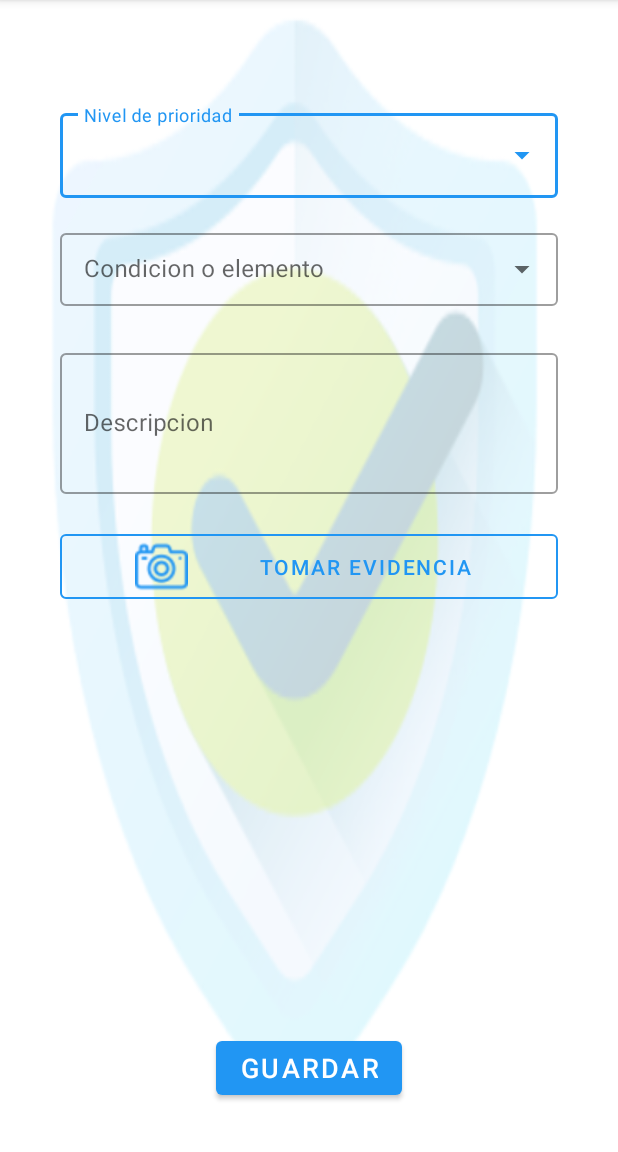
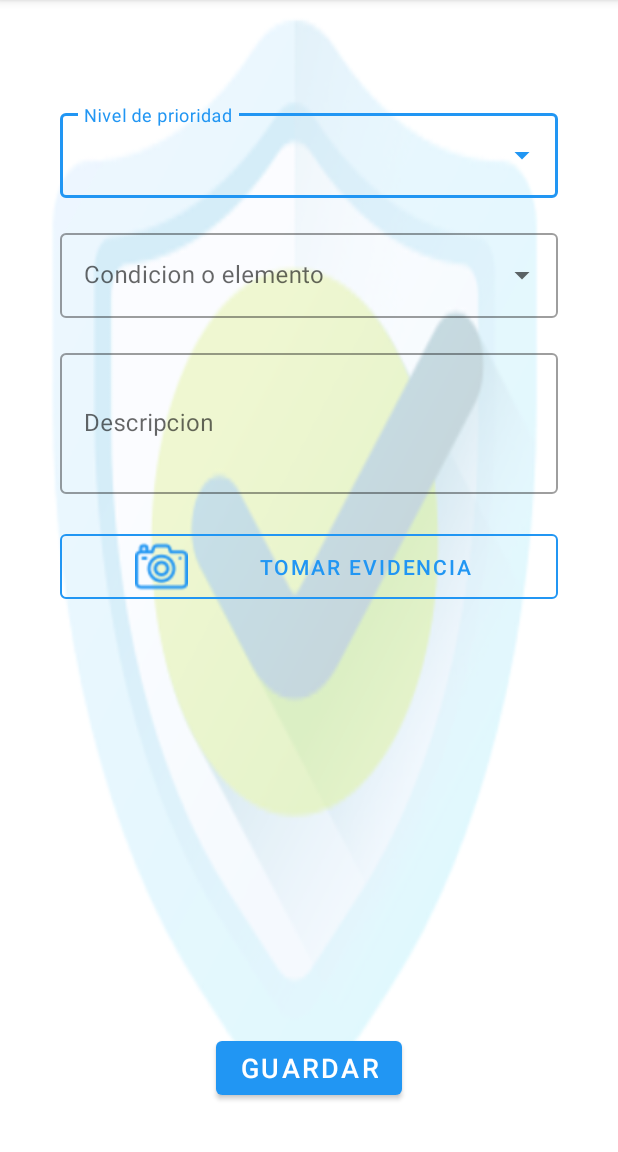
Before and after one commit to diedrych/SECUIRITYOILAPP, an Android app: the newsForm screen opened directly, with no data from a screen before it, on a phone screen of 412 x 824 dp, the part 84-1236 px from its top. Run offline under Robolectric (Android 15) with nearby library versions, the phone set to English and light mode, and no system bars; our stand-ins replace Firebase (no records; nobody signed in at launch, a user with empty details on screens opened directly).

Commit message:
se desarrollo funcionalidad para visualizar la lista desplegable sin generar errores

```diff
--- a/app/build.gradle
+++ b/app/build.gradle
@@ -39,7 +39,8 @@ dependencies {
     implementation 'androidx.appcompat:appcompat:1.2.0'
     //implementation 'com.google.android.material:material:1.2.1'
    implementation 'com.google.android.material:material:1.2.0-alpha03'
-    implementation 'androidx.constraintlayout:constraintlayout:2.0.4'
+    //implementation 'androidx.constraintlayout:constraintlayout:2.0.4'
+    implementation "androidx.constraintlayout:constraintlayout:2.0.2"
     implementation 'androidx.cardview:cardview:1.0.0'
     implementation 'androidx.gridlayout:gridlayout:1.0.0'
     implementation 'com.google.firebase:firebase-firestore:22.0.1'
--- a/app/src/main/java/com/example/myapplication/newsForm.java
+++ b/app/src/main/java/com/example/myapplication/newsForm.java
@@ -3,6 +3,7 @@ package com.example.myapplication;
 import android.Manifest;
 import android.annotation.SuppressLint;
 import android.app.ProgressDialog;
+import android.content.Context;
 import android.content.Intent;
 import android.content.pm.PackageManager;
 import android.net.Uri;
@@ -14,6 +15,8 @@ import android.util.Log;
 import android.view.Menu;
 import android.view.MenuItem;
 import android.view.View;
+import android.view.inputmethod.InputMethodManager;
+import android.widget.AdapterView;
 import android.widget.ArrayAdapter;
 import android.widget.AutoCompleteTextView;
 import android.widget.EditText;
@@ -63,10 +66,10 @@ public class newsForm extends AppCompatActivity {
     private EditText Priority;
     private EditText Description;
     private ImageView img;
-
     private StorageReference mStorage;
     private ProgressDialog mProgress;
     private StorageReference filePath;
+    String dato;
     int flag =0;
 
 
@@ -95,7 +98,7 @@ public class newsForm extends AppCompatActivity {
 
 
         TextView tv1 = (TextView) findViewById(R.id.textViewTitle);
-        String dato = getIntent().getStringExtra("dato");
+        dato = getIntent().getStringExtra("dato");
         String code =  getIntent().getStringExtra("code");
         tv1.setText(dato);
 
@@ -120,6 +123,8 @@ public class newsForm extends AppCompatActivity {
         if (ContextCompat.checkSelfPermission(newsForm.this, Manifest.permission.WRITE_EXTERNAL_STORAGE) != PackageManager.PERMISSION_GRANTED && ActivityCompat.checkSelfPermission(newsForm.this, Manifest.permission.CAMERA) != PackageManager.PERMISSION_GRANTED) {
             ActivityCompat.requestPermissions(newsForm.this, new String[]{Manifest.permission.WRITE_EXTERNAL_STORAGE, Manifest.permission.CAMERA}, 1000);
         }
+
+
 
         Collections.sort(options);
         ArrayAdapter<String> adapter= new ArrayAdapter<>(
@@ -202,7 +207,6 @@ public class newsForm extends AppCompatActivity {
     }
 
     protected void onActivityResult(int requestCode, int resultCode, Intent data) {
-
         super.onActivityResult(requestCode, resultCode, data);
         if(requestCode == REQUEST_TAKE_PHOTO && resultCode == RESULT_OK){
             mProgress.setMessage("Adjuntando imagen...");
@@ -244,6 +248,7 @@ public class newsForm extends AppCompatActivity {
             map.put("condition", elem);
             map.put("description", desc);
             map.put("photoPath", photoPath);
+            map.put("type of report", dato);
 
             db.collection("news_report").add(map).addOnSuccessListener(new OnSuccessListener<DocumentReference>() {
                 @Override
@@ -288,4 +293,8 @@ public class newsForm extends AppCompatActivity {
 
         return false;
     }
+
+
+
+
 }
--- a/app/src/main/res/layout/activity_news_form.xml
+++ b/app/src/main/res/layout/activity_news_form.xml
@@ -26,7 +26,8 @@
         <AutoCompleteTextView
             android:id="@+id/autoCompletePriority"
             android:layout_width="match_parent"
-            android:layout_height="wrap_content"/>
+            android:layout_height="wrap_content"
+        />
     </com.google.android.material.textfield.TextInputLayout>
 
     <com.google.android.material.textfield.TextInputLayout
@@ -40,7 +41,7 @@
         android:layout_marginRight="40dp"
         android:hint="Condicion o elemento"
         app:boxBackgroundMode="outline"
-        style="@style/Widget.MaterialComponents.TextInputLayout.OutlinedBox.Dense.ExposedDropdownMenu"
+        style="@style/Widget.MaterialComponents.TextInputLayout.OutlinedBox.ExposedDropdownMenu"
         app:layout_constraintEnd_toEndOf="parent"
         app:layout_constraintStart_toStartOf="parent"
         app:layout_constraintTop_toTopOf="parent">
@@ -48,7 +49,8 @@
         <AutoCompleteTextView
             android:id="@+id/autoCompleteTextView"
             android:layout_width="match_parent"
-            android:layout_height="wrap_content"/>
+            android:layout_height="wrap_content"
+            />
     </com.google.android.material.textfield.TextInputLayout>
 
     <com.google.android.material.textfield.TextInputLayout
```
Also changed, not shown: app/src/main/res/layout/dropdown_item.xml (+6 -6 lines).
